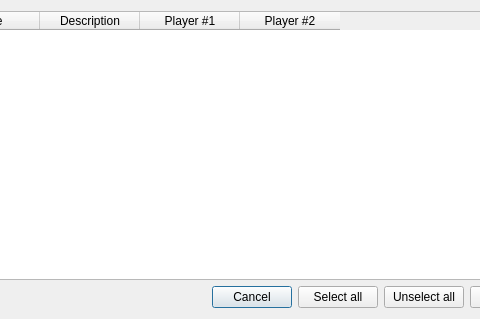
Before: the Qt Designer form observations_list.ui in olivierfriard/BORIS, drawn with Qt 5; both pictures show x 172 to 652 and y 0 to 319 of the 905 by 319 pixel window.
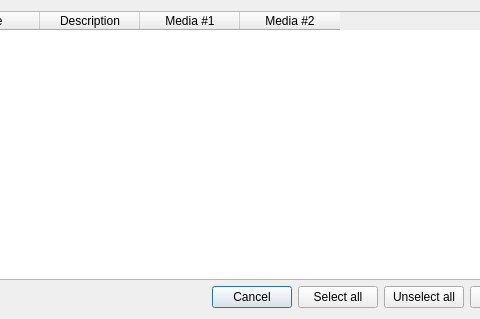
After: the same form once the commit is applied.

The edit to the form file:
```diff
--- a/observations_list.ui
+++ b/observations_list.ui
@@ -50,12 +50,12 @@
        </column>
        <column>
         <property name="text">
-         <string>Player #1</string>
+         <string>Media #1</string>
         </property>
        </column>
        <column>
         <property name="text">
-         <string>Player #2</string>
+         <string>Media #2</string>
         </property>
        </column>
       </widget>
```
